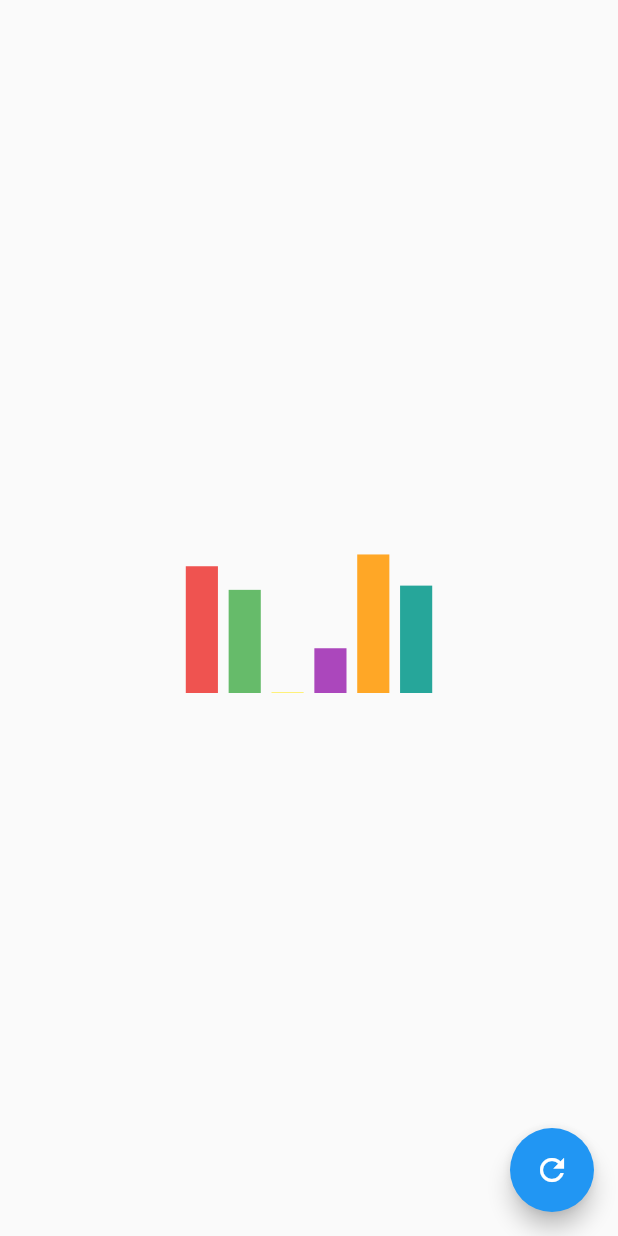
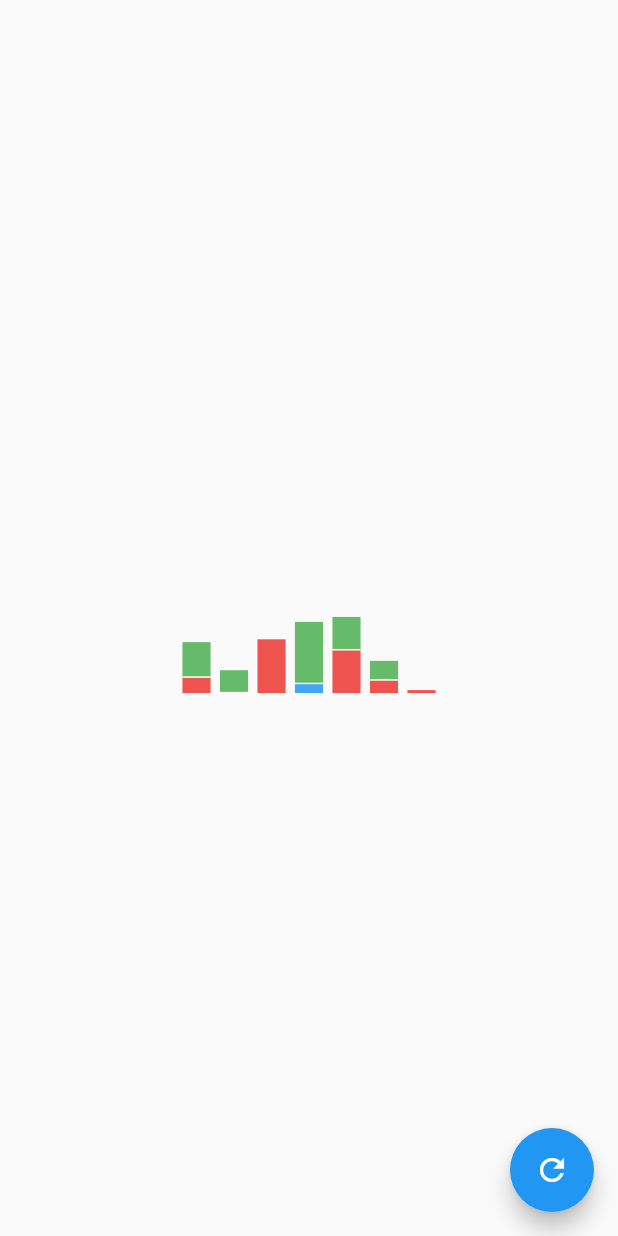
Before and after one commit to alexander-larsson/flutter-charts, a Flutter app: the screen it shows after launch, on a phone screen of 412 x 824 dp. Run offline on Flutter 3.47's test engine with Material 2 defaults, Android fonts, the phone set to English and light mode, and no system bars.

Commit message:
Stacked bar chart

```diff
--- a/lib/bar.dart
+++ b/lib/bar.dart
@@ -5,38 +5,50 @@ import 'package:flutter/animation.dart';
 import 'package:flutter/material.dart';
 
 import 'color_palette.dart';
+import 'tween.dart';
 
 class BarChart {
-  BarChart(this.bars);
+  BarChart(this.stacks);
 
   factory BarChart.empty(Size size) {
-    return new BarChart(<Bar>[]);
+    return new BarChart(<BarStack>[]);
   }
 
   factory BarChart.random(Size size, Random random) {
-    const barWidthFraction = 0.75;
-    final ranks = selectRanks(random, ColorPalette.primary.length);
-    final barCount = ranks.length;
-    final barDistance = size.width / (1 + barCount);
-    final barWidth = barDistance * barWidthFraction;
-    final startX = barDistance - barWidth / 2;
+    const stackWidthFraction = 0.75;
+    final stackRanks = _selectRanks(random, 10);
+    final stackCount = stackRanks.length;
+    final stackDistance = size.width / (1 + stackCount);
+    final stackWidth = stackDistance * stackWidthFraction;
+    final startX = stackDistance - stackWidth / 2;
+    final stacks = new List.generate(
+      stackCount,
+          (i) {
+        final barRanks = _selectRanks(random, ColorPalette.primary.length ~/ 2);
         final bars = new List.generate(
-        barCount,
-            (i) => new Bar(
-          ranks[i],
-          startX + i * barDistance,
-          barWidth,
-          random.nextDouble() * size.height,
-          ColorPalette.primary[ranks[i]],
-        ));
-    return new BarChart(bars);
+          barRanks.length,
+              (j) => new Bar(
+            barRanks[j],
+            random.nextDouble() * size.height / 2,
+            ColorPalette.primary[barRanks[j]],
+          ),
+        );
+        return new BarStack(
+          stackRanks[i],
+          startX + i * stackDistance,
+          stackWidth,
+          bars,
+        );
+      },
+    );
+    return new BarChart(stacks);
   }
 
-  static List<int> selectRanks(Random random, int cap) {
+  static List<int> _selectRanks(Random random, int cap) {
     final ranks = <int>[];
     var rank = 0;
     while (true) {
-      if (random.nextDouble() < 0.2) rank++;
+      rank += random.nextInt(2);
       if (cap <= rank) break;
       ranks.add(rank);
       rank++;
@@ -44,57 +56,76 @@ class BarChart {
     return ranks;
   }
 
-  final List<Bar> bars;
-
-  static BarChart lerp(BarChart begin, BarChart end, double t) {
-    final bars = <Bar>[];
-    final bMax = begin.bars.length;
-    final eMax = end.bars.length;
-    var b = 0;
-    var e = 0;
-    while (b + e < bMax + eMax) {
-      if (b < bMax && (e == eMax || begin.bars[b] < end.bars[e])) {
-        bars.add(Bar.lerp(begin.bars[b], begin.bars[b].collapsed, t));
-        b++;
-      } else if (e < eMax && (b == bMax || end.bars[e] < begin.bars[b])) {
-        bars.add(Bar.lerp(end.bars[e].collapsed, end.bars[e], t));
-        e++;
-      } else {
-        bars.add(Bar.lerp(begin.bars[b], end.bars[e], t));
-        b++;
-        e++;
-      }
-    }
-    return new BarChart(bars);
-  }
+  final List<BarStack> stacks;
 }
 
 class BarChartTween extends Tween<BarChart> {
-  BarChartTween(BarChart begin, BarChart end) : super(begin: begin, end: end);
+  BarChartTween(BarChart begin, BarChart end)
+      : _stacksTween = new MergeTween<BarStack>(begin.stacks, end.stacks),
+        super(begin: begin, end: end);
+
+  final MergeTween<BarStack> _stacksTween;
 
   @override
-  BarChart lerp(double t) => BarChart.lerp(begin, end, t);
+  BarChart lerp(double t) => new BarChart(_stacksTween.lerp(t));
 }
 
-class Bar {
-  Bar(this.rank, this.x, this.width, this.height, this.color);
+class BarStack implements MergeTweenable<BarStack> {
+  BarStack(this.rank, this.x, this.width, this.bars);
 
   final int rank;
   final double x;
   final double width;
+  final List<Bar> bars;
+
+  @override
+  BarStack get empty => new BarStack(rank, x, 0.0, <Bar>[]);
+
+  @override
+  bool operator <(BarStack other) => rank < other.rank;
+
+  @override
+  Tween<BarStack> tweenTo(BarStack other) => new BarStackTween(this, other);
+}
+
+class BarStackTween extends Tween<BarStack> {
+  BarStackTween(BarStack begin, BarStack end)
+      : _barsTween = new MergeTween<Bar>(begin.bars, end.bars),
+        super(begin: begin, end: end) {
+    assert(begin.rank == end.rank);
+  }
+
+  final MergeTween<Bar> _barsTween;
+
+  @override
+  BarStack lerp(double t) => new BarStack(
+    begin.rank,
+    lerpDouble(begin.x, end.x, t),
+    lerpDouble(begin.width, end.width, t),
+    _barsTween.lerp(t),
+  );
+}
+
+class Bar extends MergeTweenable<Bar> {
+  Bar(this.rank, this.height, this.color);
+
+  final int rank;
   final double height;
   final Color color;
 
-  Bar get collapsed => new Bar(rank, x, 0.0, 0.0, color);
+  @override
+  Bar get empty => new Bar(rank, 0.0, color);
 
+  @override
   bool operator <(Bar other) => rank < other.rank;
+
+  @override
+  Tween<Bar> tweenTo(Bar other) => new BarTween(this, other);
 
   static Bar lerp(Bar begin, Bar end, double t) {
     assert(begin.rank == end.rank);
     return new Bar(
       begin.rank,
-      lerpDouble(begin.x, end.x, t),
-      lerpDouble(begin.width, end.width, t),
       lerpDouble(begin.height, end.height, t),
       Color.lerp(begin.color, end.color, t),
     );
@@ -119,19 +150,34 @@ class BarChartPainter extends CustomPainter {
 
   @override
   void paint(Canvas canvas, Size size) {
-    final paint = new Paint()..style = PaintingStyle.fill;
+    final barPaint = new Paint()..style = PaintingStyle.fill;
+    final linePaint = new Paint()
+      ..style = PaintingStyle.stroke
+      ..color = Colors.white
+      ..strokeWidth = 1.0;
+    final linePath = new Path();
     final chart = animation.value;
-    for (final bar in chart.bars) {
-      paint.color = bar.color;
+    for (final stack in chart.stacks) {
+      var y = size.height;
+      for (final bar in stack.bars) {
+        barPaint.color = bar.color;
         canvas.drawRect(
           new Rect.fromLTWH(
-          bar.x,
-          size.height - bar.height,
-          bar.width,
+            stack.x,
+            y - bar.height,
+            stack.width,
             bar.height,
           ),
-        paint,
+          barPaint,
         );
+        if (y < size.height) {
+          linePath.moveTo(stack.x, y);
+          linePath.lineTo(stack.x + stack.width, y);
+        }
+        y -= bar.height;
+      }
+      canvas.drawPath(linePath, linePaint);
+      linePath.reset();
     }
   }
 
--- /dev/null
+++ b/lib/tween.dart
@@ -0,0 +1,40 @@
+import 'package:flutter/animation.dart';
+import 'package:flutter/material.dart';
+
+abstract class MergeTweenable<T> {
+  T get empty;
+
+  Tween<T> tweenTo(T other);
+
+  bool operator <(T other);
+}
+
+class MergeTween<T extends MergeTweenable<T>> extends Tween<List<T>> {
+  MergeTween(List<T> begin, List<T> end) : super(begin: begin, end: end) {
+    final bMax = begin.length;
+    final eMax = end.length;
+    var b = 0;
+    var e = 0;
+    while (b + e < bMax + eMax) {
+      if (b < bMax && (e == eMax || begin[b] < end[e])) {
+        _tweens.add(begin[b].tweenTo(begin[b].empty));
+        b++;
+      } else if (e < eMax && (b == bMax || end[e] < begin[b])) {
+        _tweens.add(end[e].empty.tweenTo(end[e]));
+        e++;
+      } else {
+        _tweens.add(begin[b].tweenTo(end[e]));
+        b++;
+        e++;
+      }
+    }
+  }
+
+  final _tweens = <Tween<T>>[];
+
+  @override
+  List<T> lerp(double t) => new List.generate(
+    _tweens.length,
+        (i) => _tweens[i].lerp(t),
+  );
+}
```
Lines whose indentation alone changed are shown as unchanged.
